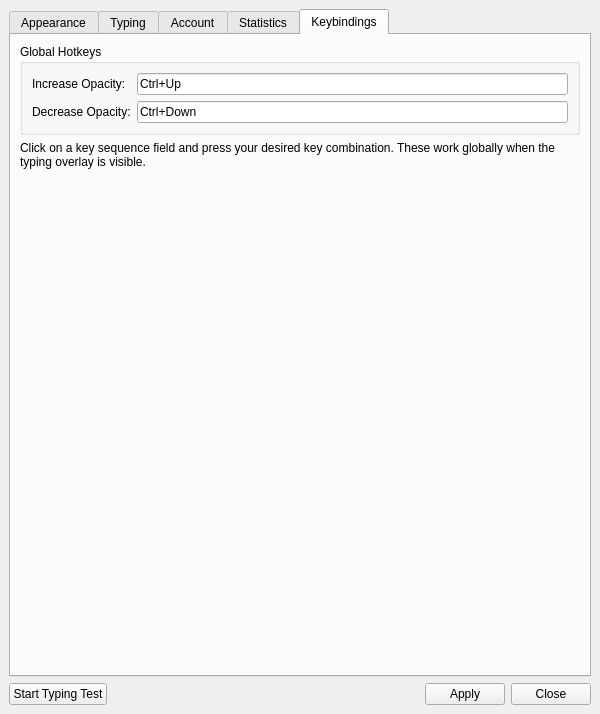
Qt form ui/generated/ui_settings_window.ui (SoundsLikeJonny/TinyType) before a commit.
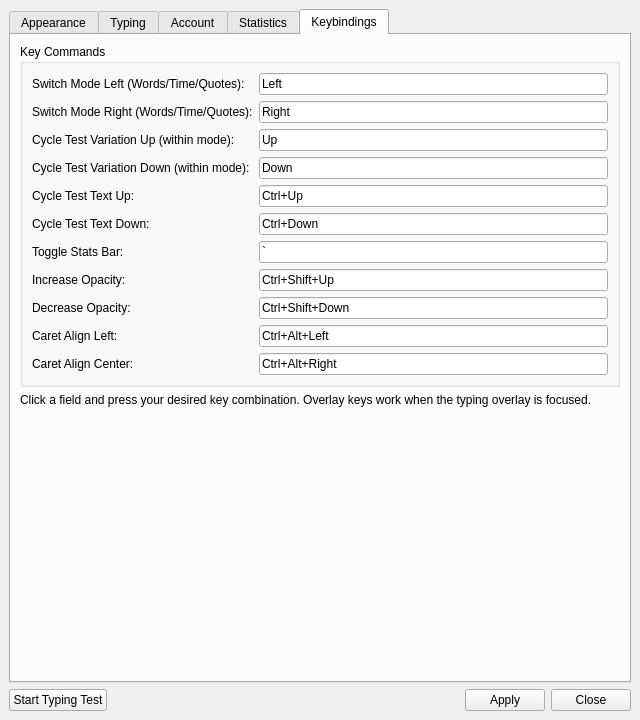
The same form after that commit. The open tabs and pages were chosen to show the change.

```diff
--- a/ui/generated/ui_settings_window.ui
+++ b/ui/generated/ui_settings_window.ui
@@ -6,8 +6,8 @@
    <rect>
     <x>0</x>
     <y>0</y>
-    <width>600</width>
-    <height>667</height>
+    <width>640</width>
+    <height>720</height>
    </rect>
   </property>
   <property name="windowTitle">
@@ -478,34 +478,187 @@
          <item>
           <widget class="QGroupBox" name="groupBox_keybindings">
            <property name="title">
-            <string>Global Hotkeys</string>
+           <string>Key Commands</string>
            </property>
            <layout class="QFormLayout" name="formLayout_5">
             <item row="0" column="0">
+            <widget class="QLabel" name="label_cycleModeLeft">
+             <property name="toolTip">
+              <string>Press this key to cycle to the previous test mode: Words → Quotes → Time → Words. Only works when no test is running.</string>
+             </property>
+             <property name="text">
+              <string>Switch Mode Left (Words/Time/Quotes):</string>
+             </property>
+            </widget>
+           </item>
+           <item row="0" column="1">
+            <widget class="QKeySequenceEdit" name="keySeq_cycleOptionLeft">
+             <property name="keySequence">
+              <string>Left</string>
+             </property>
+            </widget>
+           </item>
+           <item row="1" column="0">
+            <widget class="QLabel" name="label_cycleModeRight">
+             <property name="toolTip">
+              <string>Press this key to cycle to the next test mode: Words → Time → Quotes → Words. Only works when no test is running.</string>
+             </property>
+             <property name="text">
+              <string>Switch Mode Right (Words/Time/Quotes):</string>
+             </property>
+            </widget>
+           </item>
+           <item row="1" column="1">
+            <widget class="QKeySequenceEdit" name="keySeq_cycleOptionRight">
+             <property name="keySequence">
+              <string>Right</string>
+             </property>
+            </widget>
+           </item>
+           <item row="2" column="0">
+            <widget class="QLabel" name="label_cycleOptionUp">
+             <property name="toolTip">
+              <string>Press this key to increase the value of the current mode option — e.g. 25→50 words, 30s→60s, or short→medium quotes. Only works when no test is running.</string>
+             </property>
+             <property name="text">
+              <string>Cycle Test Variation Up (within mode):</string>
+             </property>
+            </widget>
+           </item>
+           <item row="2" column="1">
+            <widget class="QKeySequenceEdit" name="keySeq_cycleTestUp">
+             <property name="keySequence">
+              <string>Up</string>
+             </property>
+            </widget>
+           </item>
+           <item row="3" column="0">
+            <widget class="QLabel" name="label_cycleOptionDown">
+             <property name="toolTip">
+              <string>Press this key to decrease the value of the current mode option — e.g. 50→25 words, 60s→30s, or medium→short quotes. Only works when no test is running.</string>
+             </property>
+             <property name="text">
+              <string>Cycle Test Variation Down (within mode):</string>
+             </property>
+            </widget>
+           </item>
+           <item row="3" column="1">
+            <widget class="QKeySequenceEdit" name="keySeq_cycleTestDown">
+             <property name="keySequence">
+              <string>Down</string>
+             </property>
+            </widget>
+           </item>
+           <item row="4" column="0">
+            <widget class="QLabel" name="label_cycleTestUp">
+             <property name="toolTip">
+              <string>Press this key to switch to the previous typing test in your list (e.g. Default → Test 2).</string>
+             </property>
+             <property name="text">
+              <string>Cycle Test Text Up:</string>
+             </property>
+            </widget>
+           </item>
+           <item row="4" column="1">
+            <widget class="QKeySequenceEdit" name="keySeq_cycleTestUpKey">
+             <property name="keySequence">
+              <string>Ctrl+Up</string>
+             </property>
+            </widget>
+           </item>
+           <item row="5" column="0">
+            <widget class="QLabel" name="label_cycleTestDown">
+             <property name="toolTip">
+              <string>Press this key to switch to the next typing test in your list (e.g. Test 2 → Default).</string>
+             </property>
+             <property name="text">
+              <string>Cycle Test Text Down:</string>
+             </property>
+            </widget>
+           </item>
+           <item row="5" column="1">
+            <widget class="QKeySequenceEdit" name="keySeq_cycleTestDownKey">
+             <property name="keySequence">
+              <string>Ctrl+Down</string>
+             </property>
+            </widget>
+           </item>
+           <item row="6" column="0">
+            <widget class="QLabel" name="label_toggleStats">
+             <property name="toolTip">
+              <string>Press this key to show or hide the stats bar (WPM, accuracy, time, and the Words/Time/Quotes mode selector).</string>
+             </property>
+             <property name="text">
+              <string>Toggle Stats Bar:</string>
+             </property>
+            </widget>
+           </item>
+           <item row="6" column="1">
+            <widget class="QKeySequenceEdit" name="keySeq_toggleStats">
+             <property name="keySequence">
+              <string>`</string>
+             </property>
+            </widget>
+           </item>
+           <item row="7" column="0">
              <widget class="QLabel" name="label_increaseOpacity">
               <property name="text">
                <string>Increase Opacity:</string>
               </property>
              </widget>
             </item>
-            <item row="0" column="1">
+           <item row="7" column="1">
              <widget class="QKeySequenceEdit" name="keySeq_increaseOpacity">
               <property name="keySequence">
-               <string>Ctrl+Up</string>
+              <string>Ctrl+Shift+Up</string>
               </property>
              </widget>
             </item>
-            <item row="1" column="0">
+           <item row="8" column="0">
              <widget class="QLabel" name="label_decreaseOpacity">
               <property name="text">
                <string>Decrease Opacity:</string>
               </property>
              </widget>
             </item>
-            <item row="1" column="1">
+           <item row="8" column="1">
              <widget class="QKeySequenceEdit" name="keySeq_decreaseOpacity">
               <property name="keySequence">
-               <string>Ctrl+Down</string>
+              <string>Ctrl+Shift+Down</string>
+             </property>
+            </widget>
+           </item>
+           <item row="9" column="0">
+            <widget class="QLabel" name="label_alignLeft">
+             <property name="toolTip">
+              <string>Press this key to switch the typing caret to left-aligned (stays at a fixed column).</string>
+             </property>
+             <property name="text">
+              <string>Caret Align Left:</string>
+             </property>
+            </widget>
+           </item>
+           <item row="9" column="1">
+            <widget class="QKeySequenceEdit" name="keySeq_alignLeft">
+             <property name="keySequence">
+              <string>Ctrl+Alt+Left</string>
+             </property>
+            </widget>
+           </item>
+           <item row="10" column="0">
+            <widget class="QLabel" name="label_alignCenter">
+             <property name="toolTip">
+              <string>Press this key to switch the typing caret to centered in the overlay.</string>
+             </property>
+             <property name="text">
+              <string>Caret Align Center:</string>
+             </property>
+            </widget>
+           </item>
+           <item row="10" column="1">
+            <widget class="QKeySequenceEdit" name="keySeq_alignCenter">
+             <property name="keySequence">
+              <string>Ctrl+Alt+Right</string>
               </property>
              </widget>
             </item>
@@ -515,7 +668,7 @@
          <item>
           <widget class="QLabel" name="label_keybindingInfo">
            <property name="text">
-            <string>Click on a key sequence field and press your desired key combination. These work globally when the typing overlay is visible.</string>
+           <string>Click a field and press your desired key combination. Overlay keys work when the typing overlay is focused.</string>
            </property>
            <property name="wordWrap">
             <bool>true</bool>
```
Left out of the diff: 225 changed lines with no effect on the pictures. Lines whose indentation alone changed are shown as unchanged.
